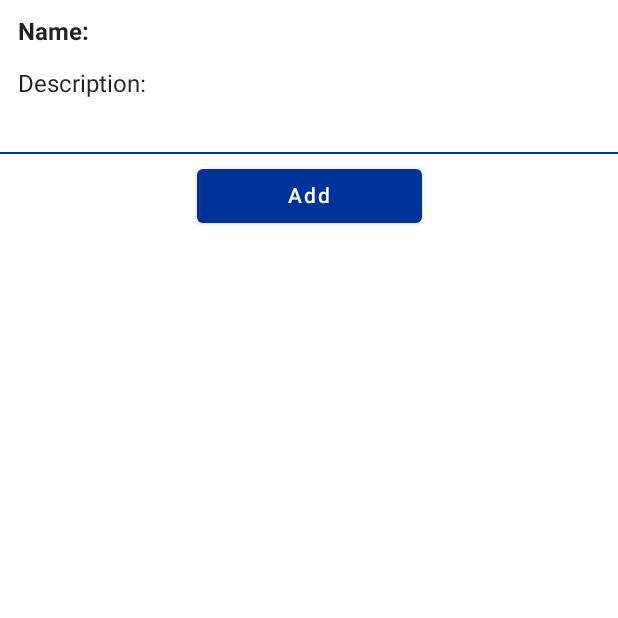
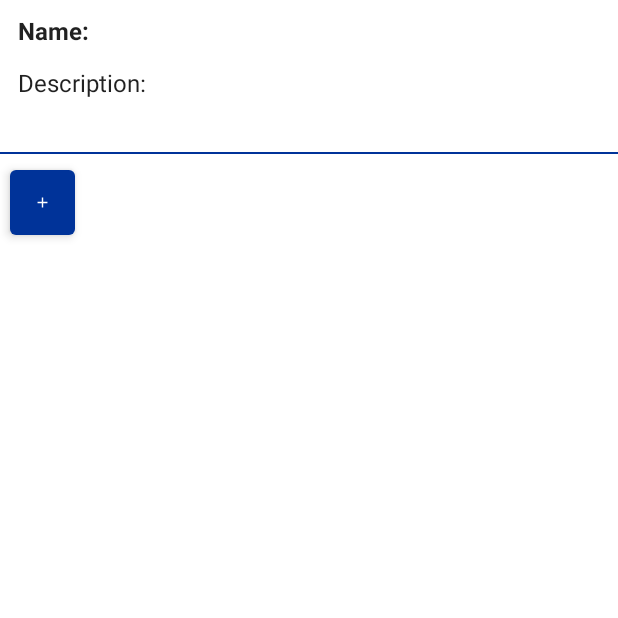
Before and after one commit to isp-group-locationsimulator/Location-Simulator, an Android app built with Jetpack Compose: the editTimeline screen opened through its navigation route, on a phone screen of 412 x 824 dp, the top half of it. Run offline under Robolectric (Android 15) with nearby library versions, the light colour scheme and no system bars; our stand-ins replace Dagger/Hilt's generated code.

Commit message:
The Timeline is now a Row/ displayed horizontally

```diff
--- a/src/app/src/main/java/com/ispgr5/locationsimulator/presentation/delay/DelayScreen.kt
+++ b/src/app/src/main/java/com/ispgr5/locationsimulator/presentation/delay/DelayScreen.kt
@@ -62,8 +62,9 @@ fun DelayScreen(
             modifier = Modifier.fillMaxSize()
         ) {
             items(1) {
+                //TODO don't show the addButton
                 state.configuration?.components?.let {
-                    Timeline(components = it, selectedComponent = null, onSelectAComponent = fun(_: ConfigComponent) {})
+                    Timeline(components = it, selectedComponent = null, onSelectAComponent = fun(_: ConfigComponent) {}, onAddClicked = fun(){})
                 }
             }
         }
--- a/src/app/src/main/java/com/ispgr5/locationsimulator/presentation/editTimeline/EditTimelineScreen.kt
+++ b/src/app/src/main/java/com/ispgr5/locationsimulator/presentation/editTimeline/EditTimelineScreen.kt
@@ -1,15 +1,11 @@
 package com.ispgr5.locationsimulator.presentation.editTimeline
 
-import androidx.compose.foundation.ExperimentalFoundationApi
-import androidx.compose.foundation.background
 import androidx.compose.foundation.layout.*
-import androidx.compose.foundation.lazy.LazyColumn
 import androidx.compose.foundation.text.BasicTextField
 import androidx.compose.material.*
 import androidx.compose.runtime.*
 import androidx.compose.ui.Alignment
 import androidx.compose.ui.Modifier
-import androidx.compose.ui.graphics.Color
 import androidx.compose.ui.res.stringResource
 import androidx.compose.ui.text.font.FontWeight
 import androidx.compose.ui.unit.dp
@@ -22,7 +18,6 @@ import com.ispgr5.locationsimulator.presentation.editTimeline.components.EditCon
 import com.ispgr5.locationsimulator.presentation.editTimeline.components.Timeline
 
 
-@OptIn(ExperimentalFoundationApi::class)
 @Composable
 fun EditTimelineScreen(
     navController: NavController,
@@ -31,34 +26,9 @@ fun EditTimelineScreen(
     val state = viewModel.state.value
     var showCustomDialogWithResult by remember { mutableStateOf(false) }
 
-    LazyColumn(
+    Column(
         modifier = Modifier.fillMaxSize()
     ) {
-        /**
-         * Slider as Sticky Header
-         */
-        stickyHeader {
-            if (viewModel.state.value.currentTimelineIndex != -1) {
-                Column(modifier = Modifier.background(Color.White)) {
-                    Column(modifier = Modifier.padding(12.dp)) {
-                        EditConfigComponent(
-                            state.current,
-                            onSoundValueChanged = fun(range: ClosedFloatingPointRange<Float>){viewModel.onEvent(EditTimelineEvent.ChangedSoundVolume(range))},
-                            onPauseValueChanged = fun(range: ClosedFloatingPointRange<Float>){viewModel.onEvent(EditTimelineEvent.ChangedPause(range))},
-                            onVibStrengthChanged = fun(range: ClosedFloatingPointRange<Float>){viewModel.onEvent(EditTimelineEvent.ChangedVibStrength(range))},
-                            onVibDurationChanged = fun(range: ClosedFloatingPointRange<Float>){viewModel.onEvent(EditTimelineEvent.ChangedVibDuration(range))},
-                            onDeleteClicked = fun(configComponent:ConfigComponent){viewModel.onEvent(EditTimelineEvent.DeleteConfigurationComponent(configComponent))},
-                            onMoveUpClicked = fun(configComponent:ConfigComponent){viewModel.onEvent(EditTimelineEvent.MoveConfCompUp(configComponent))},
-                            onMoveDownClicked = fun(configComponent:ConfigComponent){viewModel.onEvent(EditTimelineEvent.MoveConfCompDown(configComponent))}
-                        )
-                    }
-                    Spacer(modifier = Modifier.size(4.dp))
-                    Divider(color = MaterialTheme.colors.primary, thickness = 1.dp)
-                }
-            }
-        }
-        //the rest scrollable content
-        items(1) {
         /**
          * Name and Description
          */
@@ -76,35 +46,47 @@ fun EditTimelineScreen(
                 onValueChange = { description -> viewModel.onEvent(EditTimelineEvent.ChangedDescription(description)) }
             )
         }
+
         Spacer(modifier = Modifier.size(4.dp))
         Divider(color = MaterialTheme.colors.primary, thickness = 1.dp)
         Spacer(modifier = Modifier.size(4.dp))
 
-            // This Column should center the Timeline and the Add Button
-            Column(
-                modifier = Modifier.fillMaxWidth(),
-                horizontalAlignment = Alignment.CenterHorizontally
-            ) {
+        Row {
             /**
              * TimeLine
              */
             Timeline(
                 components = state.components,
                 selectedComponent = state.current,
-                    onSelectAComponent = fun(configItem: ConfigComponent) { viewModel.onEvent(EditTimelineEvent.SelectedTimelineItem(configItem)) }
+                onSelectAComponent = fun(configItem: ConfigComponent) { viewModel.onEvent(EditTimelineEvent.SelectedTimelineItem(configItem)) },
+                onAddClicked = fun() { showCustomDialogWithResult = true }
             )
-
-                /**
-                 * Add new Timeline Item(Configuration Component)
-                 */
-                Button(
-                    onClick = { showCustomDialogWithResult = true },
-                    modifier = Modifier.width(150.dp)
+        }
+        if (viewModel.state.value.currentTimelineIndex != -1) {
+            Column(
+                modifier = Modifier
+                    .padding(20.dp)
+                    .fillMaxSize(),
+                horizontalAlignment = Alignment.CenterHorizontally,
+                verticalArrangement = Arrangement.Center
             ) {
-                    Text(text = stringResource(id = R.string.editTimeline_add))
+                EditConfigComponent(
+                    state.current,
+                    onSoundValueChanged = fun(range: ClosedFloatingPointRange<Float>) { viewModel.onEvent(EditTimelineEvent.ChangedSoundVolume(range)) },
+                    onPauseValueChanged = fun(range: ClosedFloatingPointRange<Float>) { viewModel.onEvent(EditTimelineEvent.ChangedPause(range)) },
+                    onVibStrengthChanged = fun(range: ClosedFloatingPointRange<Float>) { viewModel.onEvent(EditTimelineEvent.ChangedVibStrength(range)) },
+                    onVibDurationChanged = fun(range: ClosedFloatingPointRange<Float>) { viewModel.onEvent(EditTimelineEvent.ChangedVibDuration(range)) },
+                    onDeleteClicked = fun(configComponent: ConfigComponent) {
+                        viewModel.onEvent(
+                            EditTimelineEvent.DeleteConfigurationComponent(
+                                configComponent
+                            )
+                        )
+                    },
+                    onMoveUpClicked = fun(configComponent: ConfigComponent) { viewModel.onEvent(EditTimelineEvent.MoveConfCompUp(configComponent)) },
+                    onMoveDownClicked = fun(configComponent: ConfigComponent) { viewModel.onEvent(EditTimelineEvent.MoveConfCompDown(configComponent)) }
+                )
             }
-            }
-
         }
     }
 
--- a/src/app/src/main/java/com/ispgr5/locationsimulator/presentation/editTimeline/components/Timeline.kt
+++ b/src/app/src/main/java/com/ispgr5/locationsimulator/presentation/editTimeline/components/Timeline.kt
@@ -2,17 +2,15 @@ package com.ispgr5.locationsimulator.presentation.editTimeline.components
 
 import androidx.compose.foundation.border
 import androidx.compose.foundation.clickable
+import androidx.compose.foundation.horizontalScroll
 import androidx.compose.foundation.layout.*
+import androidx.compose.foundation.rememberScrollState
 import androidx.compose.foundation.shape.RoundedCornerShape
-import androidx.compose.material.Card
-import androidx.compose.material.Icon
-import androidx.compose.material.MaterialTheme
-import androidx.compose.material.Text
+import androidx.compose.material.*
 import androidx.compose.runtime.Composable
 import androidx.compose.ui.Alignment
 import androidx.compose.ui.Modifier
 import androidx.compose.ui.res.painterResource
-import androidx.compose.ui.text.style.TextAlign
 import androidx.compose.ui.unit.dp
 import com.ispgr5.locationsimulator.R
 import com.ispgr5.locationsimulator.domain.model.ConfigComponent
@@ -27,15 +25,34 @@ import com.ispgr5.locationsimulator.domain.model.Sound
 fun Timeline(
     components: List<ConfigComponent>,
     selectedComponent: ConfigComponent?,
-    onSelectAComponent: (ConfigComponent) -> Unit
+    onSelectAComponent: (ConfigComponent) -> Unit,
+    onAddClicked: () -> Unit
 ) {
     //iterate through all Configuration components and Display it with a TimelineItem
-    Column {
+    Row(
+        modifier = Modifier.horizontalScroll(rememberScrollState())
+    ) {
         components.forEach { configComponent ->
             TimelineItem(
                 isSelected = selectedComponent === configComponent,
                 configItem = configComponent,
                 onSelect = onSelectAComponent
+            )
+        }
+        /**
+         * Add new Timeline Item(Configuration Component)
+         */
+        Button(
+            elevation = ButtonDefaults.elevation(4.dp),
+            onClick = onAddClicked,
+            modifier = Modifier
+                .width(55.dp)
+                .height(55.dp)
+                .padding(6.dp)
+        ) {
+            Icon(
+                painter = painterResource(id = R.drawable.ic_baseline_add_24),
+                contentDescription = null
             )
         }
     }
@@ -52,26 +69,28 @@ fun TimelineItem(
     configItem: ConfigComponent,
     onSelect: (ConfigComponent) -> Unit
 ) {
-    Card(elevation = 2.dp, backgroundColor = MaterialTheme.colors.surface,
+    Card(elevation = 4.dp, backgroundColor = MaterialTheme.colors.surface,
         //if selected the Item gets a Border in another Color
         modifier = if (isSelected) {
             Modifier
-                .width(150.dp)
+                .width(55.dp)
+                .height(55.dp)
                 .padding(6.dp)
-                .border(2.dp, MaterialTheme.colors.primary, RoundedCornerShape(10))
+                .border(1.dp, MaterialTheme.colors.primary, RoundedCornerShape(10))
                 .clickable { onSelect(configItem) }
         } else {
             Modifier
-                .width(150.dp)
+                .width(55.dp)
+                .height(55.dp)
                 .padding(6.dp)
                 .clickable { onSelect(configItem) }
         }) {
         Row(
             verticalAlignment = Alignment.CenterVertically,
-            modifier = Modifier.padding(4.dp)
+            horizontalArrangement = Arrangement.Center,
+            modifier = Modifier.padding(2.dp)
         ) {
             Icon(
-
                 painter = if (configItem is Sound) {
                     painterResource(id = R.drawable.audionouse2)
                 } else {
@@ -79,13 +98,7 @@ fun TimelineItem(
                 },
                 contentDescription = null
             )
-            Text(
-                text = configItem.javaClass.simpleName,
-                textAlign = TextAlign.Center,
-                modifier = Modifier
-                    .weight(1f)
-                    .offset(x= (-12).dp)
-            )
+
         }
     }
 }
```
Lines whose indentation alone changed are shown as unchanged.
